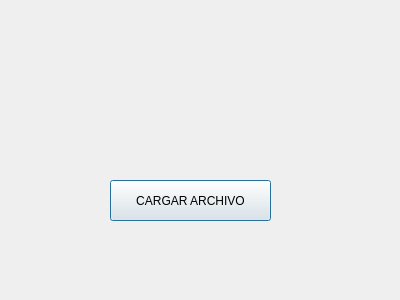
utec-aed-2022-2/proyecto-equipo-4, file Dynamicvv/ui/loadfile.ui: the form before one commit.
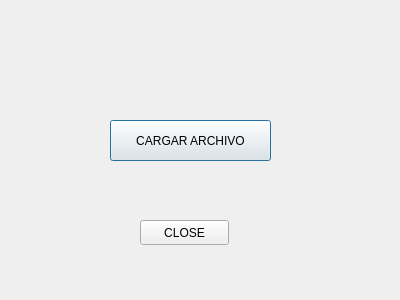
The form after the commit.

```diff
--- a/Dynamicvv/ui/loadfile.ui
+++ b/Dynamicvv/ui/loadfile.ui
@@ -17,7 +17,7 @@
    <property name="geometry">
     <rect>
      <x>110</x>
-     <y>180</y>
+     <y>120</y>
      <width>161</width>
      <height>41</height>
     </rect>
@@ -26,6 +26,19 @@
     <string>CARGAR ARCHIVO</string>
    </property>
   </widget>
+  <widget class="QPushButton" name="pushButton_2">
+   <property name="geometry">
+    <rect>
+     <x>140</x>
+     <y>220</y>
+     <width>89</width>
+     <height>25</height>
+    </rect>
+   </property>
+   <property name="text">
+    <string>CLOSE</string>
+   </property>
+  </widget>
  </widget>
  <resources/>
  <connections/>
```
